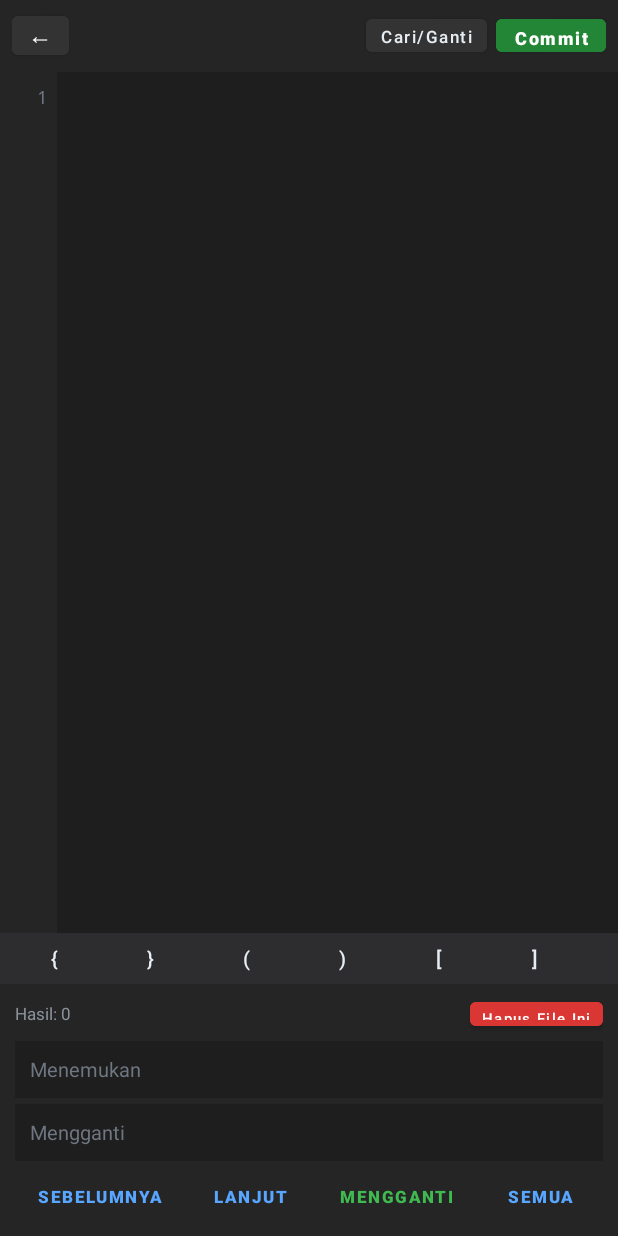
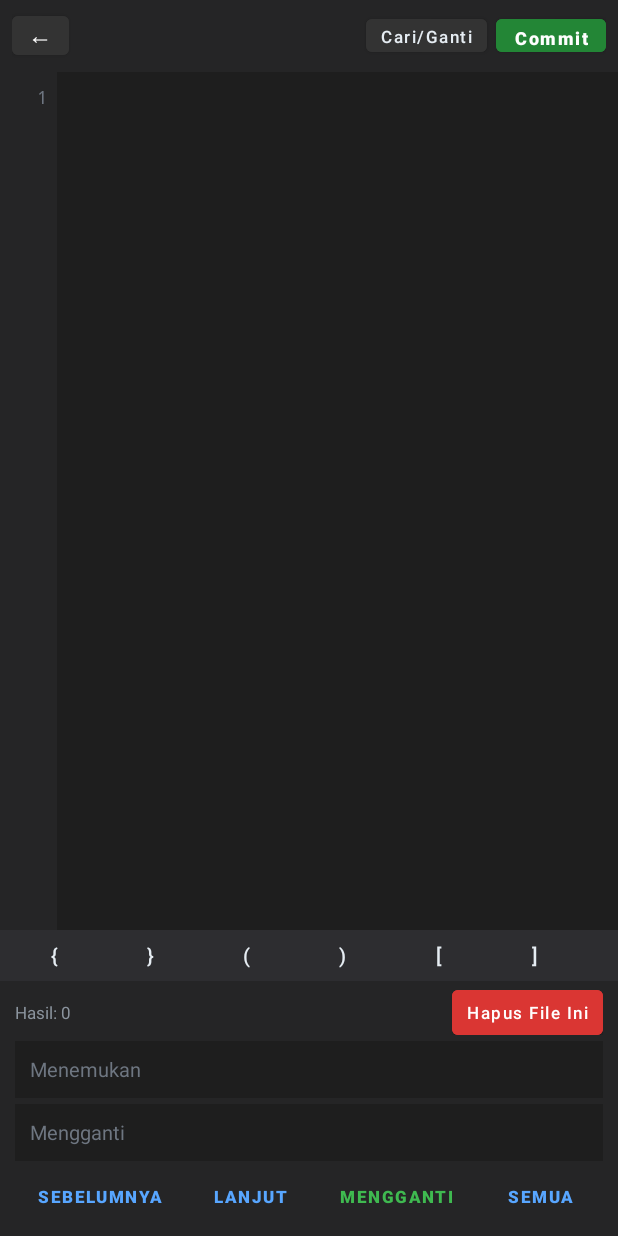
Before and after one commit to debukebab48-ops/RantingPohonTools, an Android app: the CodeEditorActivity screen opened directly, with no data from a screen before it, on a phone screen of 412 x 824 dp. Run offline under Robolectric (Android 15) with nearby library versions, the phone set to English and light mode, and no system bars.

Commit message:
Add files via upload

```diff
--- a/app/src/main/res/layout/activity_code_editor.xml
+++ b/app/src/main/res/layout/activity_code_editor.xml
@@ -176,14 +176,18 @@
             <Button
                 android:id="@+id/btnDeleteThisFile"
                 android:layout_width="wrap_content"
-                android:layout_height="28dp"
+                android:layout_height="30dp"
                 android:backgroundTint="#DA3633"
+                android:insetTop="0dp"
+                android:insetBottom="0dp"
                 android:minWidth="0dp"
-                android:paddingHorizontal="8dp"
+                android:minHeight="0dp"
+                android:paddingHorizontal="10dp"
+                android:paddingVertical="0dp"
                 android:text="Hapus File Ini"
                 android:textAllCaps="false"
                 android:textColor="#FFFFFF"
-                android:textSize="10sp" />
+                android:textSize="11sp" />
         </LinearLayout>
 
         <EditText
```
